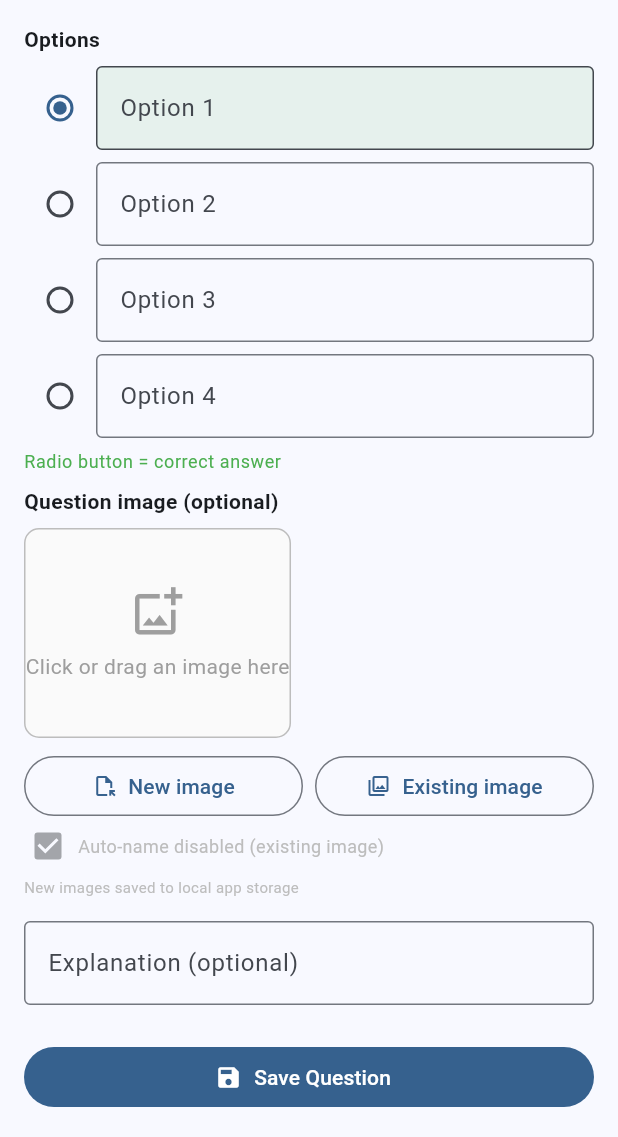
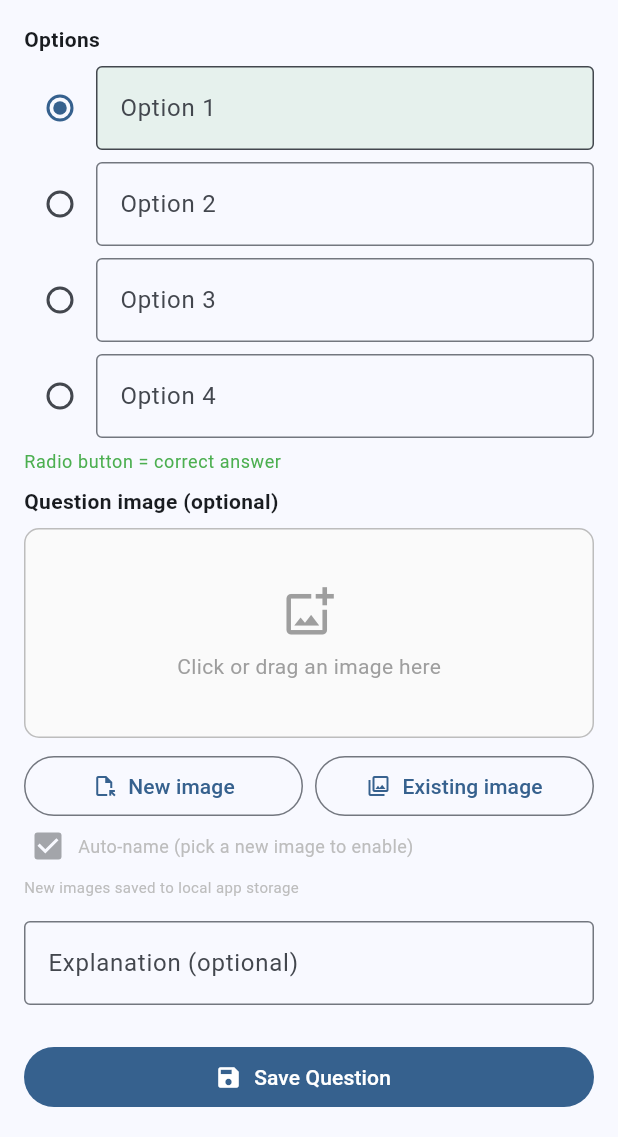
Before and after one commit to brosenmoller/med_brew, a Flutter app: the EditQuestionScreen screen opened directly with empty values, scrolled down 150 dp, on a phone screen of 412 x 824 dp, the part 99-1236 px from its top. Run offline on Flutter 3.47's test engine with Material 3 defaults, Android fonts, the phone set to English and light mode, and no system bars; our stand-ins replace confetti, drift, file_picker, hive, hive_flutter, share_plus; missing offline and left inert: desktop_drop; accounts and stored records are empty; generated files the repository leaves out were written again.

Commit message:
Fix aligment in edit screens

```diff
--- a/lib/screens/manage_content_screens/edit_question_screen.dart
+++ b/lib/screens/manage_content_screens/edit_question_screen.dart
@@ -163,10 +163,14 @@ class _EditQuestionScreenState extends State<EditQuestionScreen> {
         appBar: AppBar(
           title: Text(widget.isEditing ? 'Edit Question' : 'Add Question'),
         ),
-        body: Form(
-          key: _formKey,
-          child: ListView(
-            padding: const EdgeInsets.all(16),
+        body: Align(
+          alignment: Alignment.topCenter,
+          child: ConstrainedBox(
+            constraints: const BoxConstraints(maxWidth: 680),
+            child: Form(
+              key: _formKey,
+              child: ListView(
+                padding: const EdgeInsets.all(16),
             children: [
               TextFormField(
                 controller: _questionController,
@@ -391,6 +395,8 @@ class _EditQuestionScreenState extends State<EditQuestionScreen> {
             ],
           ),
         ),
+          ),
+        ),
       ),
     );
   }
--- a/lib/widgets/image_picker_field.dart
+++ b/lib/widgets/image_picker_field.dart
@@ -177,6 +177,7 @@ class ImagePickerFieldState extends State<ImagePickerField> {
             child: AnimatedContainer(
               duration: const Duration(milliseconds: 150),
               height: 140,
+              width: double.infinity,
               decoration: BoxDecoration(
                 borderRadius: BorderRadius.circular(10),
                 border: Border.all(
@@ -275,7 +276,9 @@ class ImagePickerFieldState extends State<ImagePickerField> {
             Text(
               _needsRename
                   ? 'Auto-name image from title on save'
-                  : 'Auto-name disabled (existing image)',
+                  : _currentPath != null
+                      ? 'Auto-name disabled (existing image)'
+                      : 'Auto-name (pick a new image to enable)',
               style: TextStyle(
                 fontSize: 12,
                 color: _needsRename
```
Also changed, not shown: lib/screens/manage_content_screens/edit_folder_screen.dart (+7 -1 lines), lib/screens/manage_content_screens/edit_quiz_screen.dart (+7 -1 lines).
